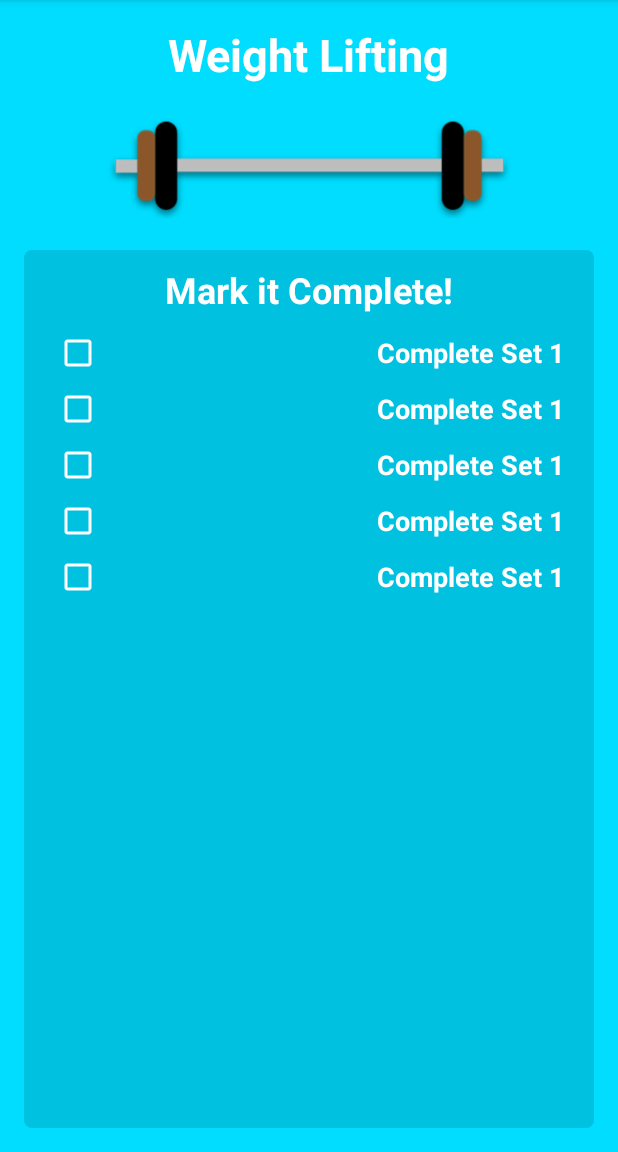
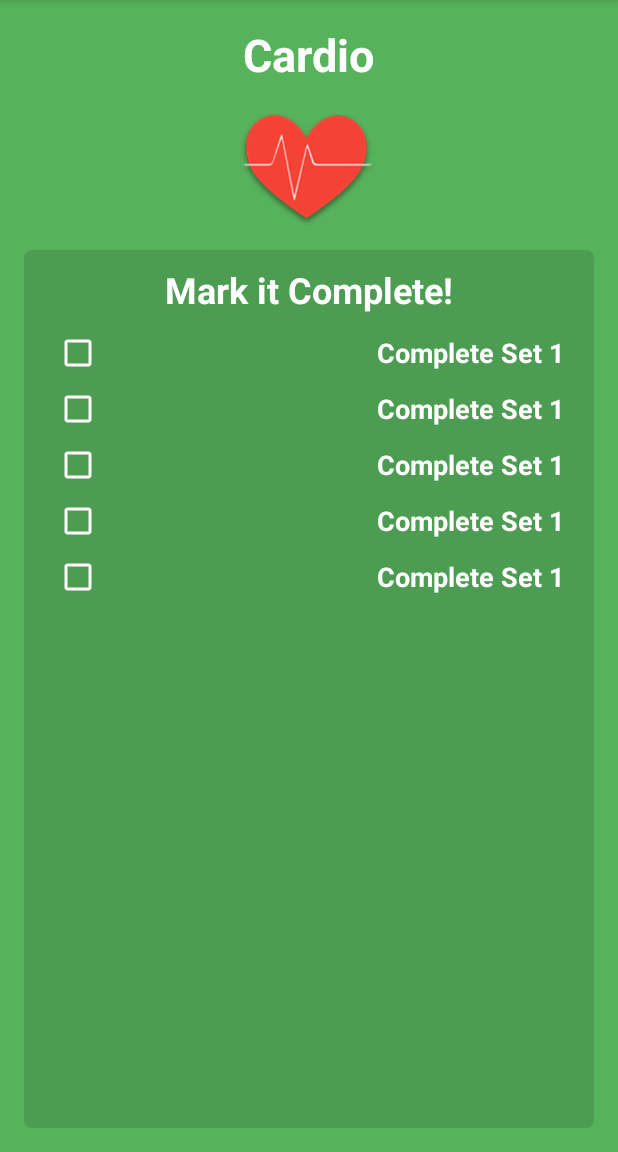
Before and after one commit to dilipkumar4813/Android-FlatorFit, an Android app: the screen it shows after launch (DetailActivity), after a tap on "22%", on a phone screen of 412 x 824 dp, the part 84-1236 px from its top. Run offline under Robolectric (Android 15) with nearby library versions, the light colour scheme and no system bars.

Commit message:
Changing the screen background, image and title based on the selection

```diff
--- a/app/src/main/java/com/flaborfit/dilip/flaborfit/DetailActivity.java
+++ b/app/src/main/java/com/flaborfit/dilip/flaborfit/DetailActivity.java
@@ -1,8 +1,11 @@
 package com.flaborfit.dilip.flaborfit;
 
+import android.graphics.Color;
+import android.os.Build;
 import android.support.v7.app.AppCompatActivity;
 import android.os.Bundle;
 import android.widget.ImageView;
+import android.widget.LinearLayout;
 import android.widget.TextView;
 
 public class DetailActivity extends AppCompatActivity {
@@ -13,8 +16,24 @@ public class DetailActivity extends AppCompatActivity {
         setContentView(R.layout.activity_detail);
 
         TextView textTitle = (TextView) findViewById(R.id.text_title);
+        ImageView imageMain = (ImageView) findViewById(R.id.image_main);
+        LinearLayout linearBackground = (LinearLayout) findViewById(R.id.linearlayout_main_background);
 
-        ImageView imageMain = (ImageView) findViewById(R.id.image_main);
+        //Get data from the first activity
+        String exerciseText = getIntent().getStringExtra(MainActivity.EXTRA_ITEM_TITLE);
+        textTitle.setText(exerciseText);
+
+        if(exerciseText.equalsIgnoreCase(MainActivity.EXERCISE_CARDIO)){
+            linearBackground.setBackgroundColor(Color.parseColor("#57b25c"));
+            if (Build.VERSION.SDK_INT >= Build.VERSION_CODES.LOLLIPOP) {
+                imageMain.setImageDrawable(getResources().getDrawable(R.drawable.heart,getApplicationContext().getTheme()));
+            }
+        }else if(exerciseText.equalsIgnoreCase(MainActivity.EXERCISE_YOGA)){
+            linearBackground.setBackgroundColor(Color.parseColor("#926cce"));
+            if (Build.VERSION.SDK_INT >= Build.VERSION_CODES.LOLLIPOP) {
+                imageMain.setImageDrawable(getResources().getDrawable(R.drawable.lotus,getApplicationContext().getTheme()));
+            }
+        }
 
     }
 }
```
